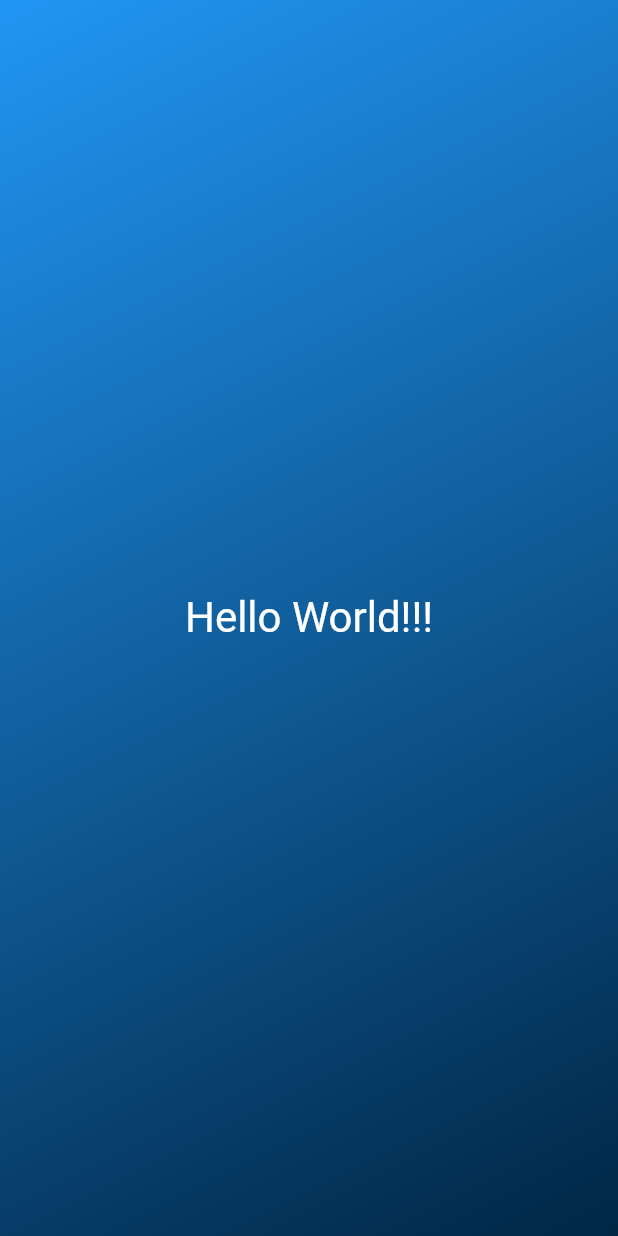
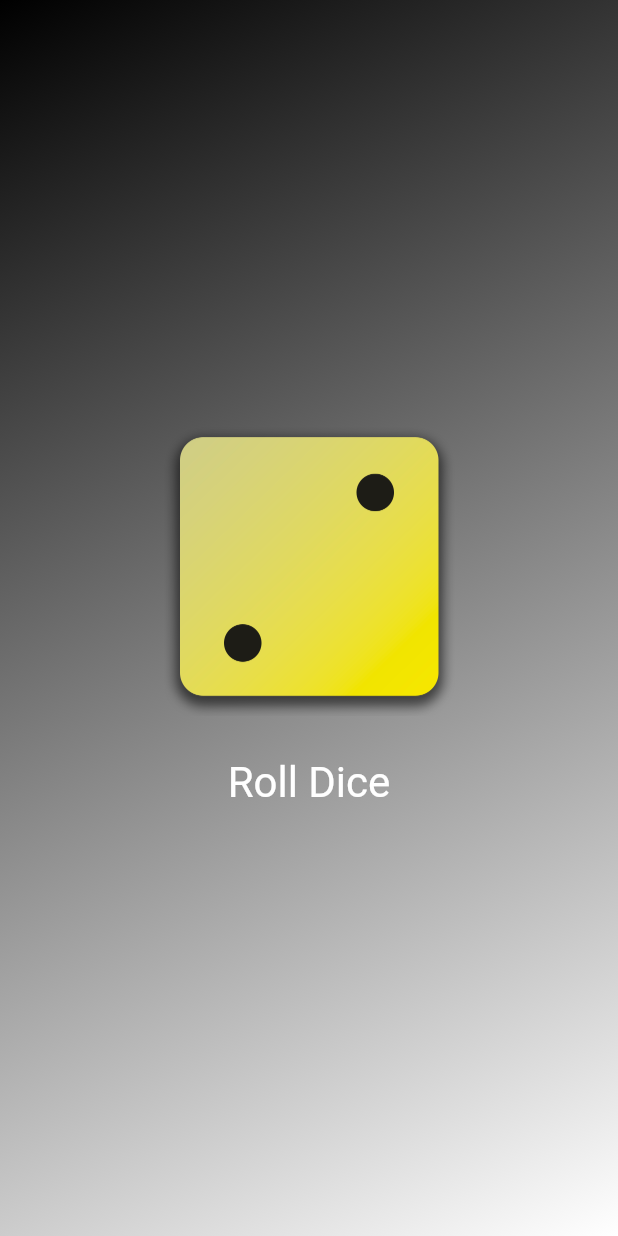
Before and after one commit to erazinkov/flockspot-app, a Flutter app: the screen it shows after launch, on a phone screen of 412 x 824 dp. Run offline on Flutter 3.47's test engine with Material 2 defaults, Android fonts, the phone set to English and light mode, and no system bars.

Commit message:
dice roll app s2 completed

```diff
--- /dev/null
+++ b/lib/dice_roller.dart
@@ -0,0 +1,48 @@
+import 'dart:math';
+
+import 'package:flutter/material.dart';
+
+final randomizer = Random();
+
+class DiceRoller extends StatefulWidget {
+  const DiceRoller({super.key});
+
+  @override
+  State<DiceRoller> createState() {
+    return _DiceRollerState();
+  }
+}
+
+class _DiceRollerState extends State<DiceRoller> {
+  var currentDiceRoll = 2;
+
+  void rollDice() {
+    setState(() {
+      currentDiceRoll = randomizer.nextInt(6) + 1;
+    });
+  }
+
+  @override
+  Widget build(context) {
+    return Column(
+      mainAxisSize: MainAxisSize.min,
+      children: [
+        Image.asset(
+          'assets/images/dice-$currentDiceRoll.png',
+          width: 200,
+        ),
+        const SizedBox(
+          height: 20,
+        ),
+        TextButton(
+          onPressed: rollDice,
+          style: TextButton.styleFrom(
+            foregroundColor: Colors.white,
+            textStyle: const TextStyle(fontSize: 28),
+          ),
+          child: const Text('Roll Dice'),
+        )
+      ],
+    );
+  }
+}
--- a/lib/gradient_container.dart
+++ b/lib/gradient_container.dart
@@ -1,26 +1,27 @@
-import 'package:flockspot_app/styled_text.dart';
+import 'package:flockspot_app/dice_roller.dart';
 import 'package:flutter/material.dart';
 
 const startAligment = Alignment.topLeft;
 const endAligment = Alignment.bottomRight;
 
 class GradientContainer extends StatelessWidget {
-  const GradientContainer({super.key});
+  const GradientContainer(this.color1, this.color2, {super.key});
+
+  final Color color1;
+  final Color color2;
+
   @override
   Widget build(context) {
     return Container(
-      decoration: const BoxDecoration(
+      decoration: BoxDecoration(
         gradient: LinearGradient(
           begin: Alignment.topLeft,
           end: Alignment.bottomRight,
-          colors: [
-            Colors.blue,
-            Color.fromARGB(255, 0, 38, 68),
-          ],
+          colors: [color1, color2],
         ),
       ),
       child: const Center(
-        child: StyledText('Hello World!!!'),
+        child: DiceRoller(),
       ),
     );
   }
--- a/lib/main.dart
+++ b/lib/main.dart
@@ -6,7 +6,10 @@ void main() {
   runApp(
     const MaterialApp(
       home: Scaffold(
-        body: GradientContainer(),
+        body: GradientContainer(
+          Colors.black,
+          Colors.white,
+        ),
       ),
     ),
   );
```
Also changed, not shown: lib/main_backup.dart (deleted, +0 -37 lines), pubspec.yaml (+7 -3 lines), assets/images/dice-1.png (added), assets/images/dice-2.png (added), assets/images/dice-3.png (added), assets/images/dice-4.png (added), assets/images/dice-5.png (added), assets/images/dice-6.png (added).
